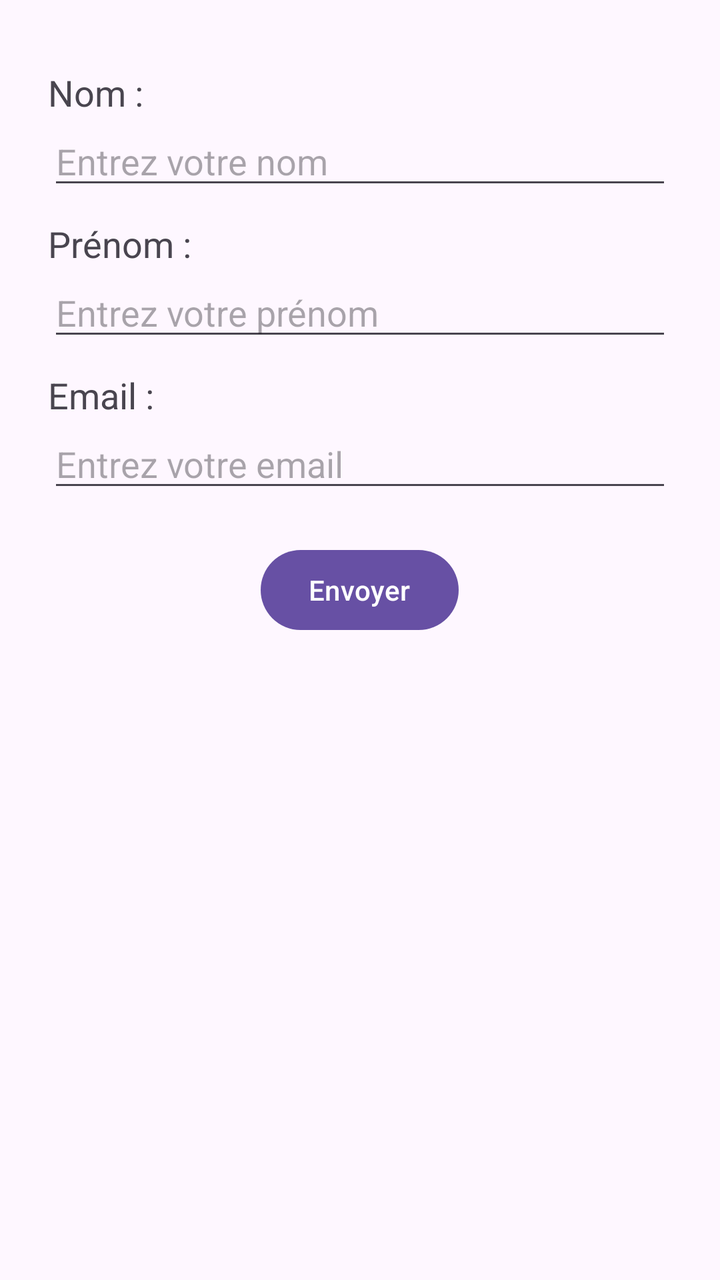
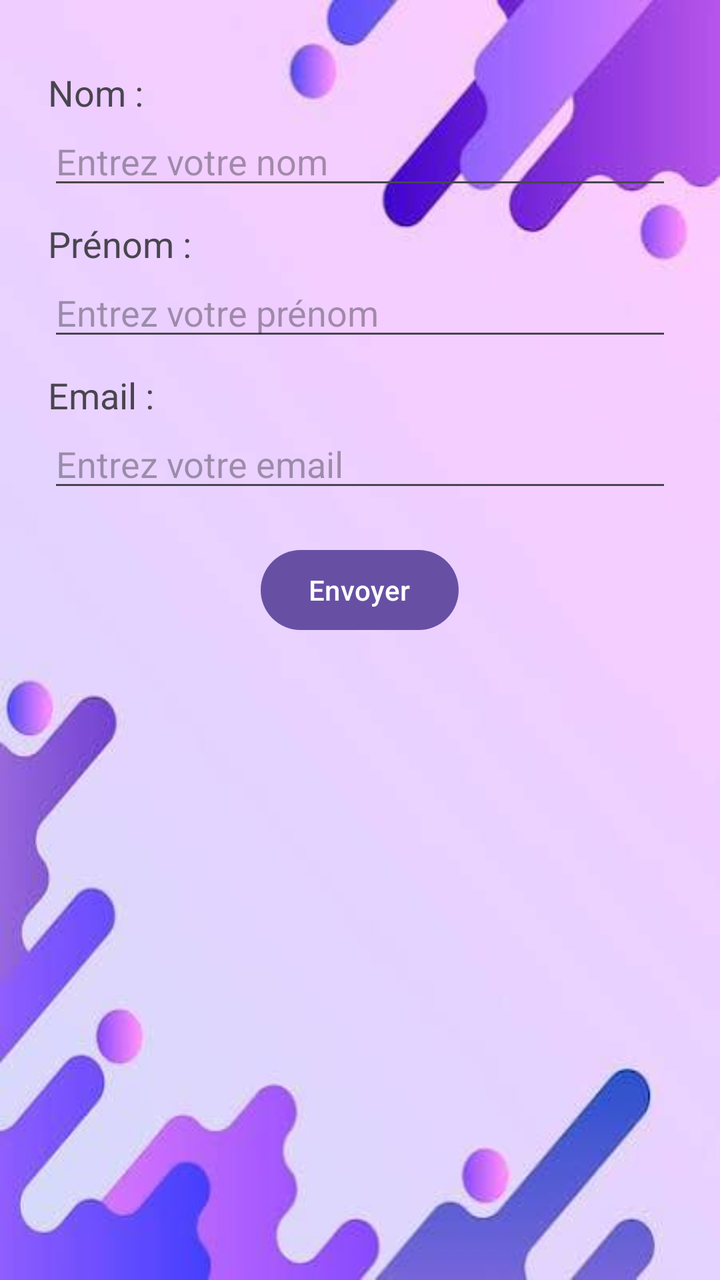

Two renders of the same Android screen: before a commit and after it. Below are the layout's source before the change and the commit's diff.
<!-- AndroidManifest.xml: application theme Theme.Tp4Rihab_Tarchi -->
<!-- res/layout/activity_main.xml -->
<?xml version="1.0" encoding="utf-8"?>
<LinearLayout xmlns:android="http://schemas.android.com/apk/res/android"
    xmlns:app="http://schemas.android.com/apk/res-auto"
    xmlns:tools="http://schemas.android.com/tools"
    android:id="@+id/main"
    android:layout_width="match_parent"
    android:layout_height="match_parent"
    android:padding="24dp"
    android:orientation="vertical"
    android:gravity="center_horizontal"
    tools:context=".MainActivity">

    <TextView
        android:layout_width="match_parent"
        android:layout_height="wrap_content"
        android:text="Nom :"
        android:textSize="18sp"
        android:layout_marginTop="10dp"/>

    <EditText
        android:id="@+id/editNom"
        android:layout_width="match_parent"
        android:layout_height="wrap_content"
        android:hint="Entrez votre nom"
        android:inputType="textPersonName"/>

    <TextView
        android:layout_width="match_parent"
        android:layout_height="wrap_content"
        android:text="Prénom :"
        android:textSize="18sp"
        android:layout_marginTop="10dp"/>

    <EditText
        android:id="@+id/editPrenom"
        android:layout_width="match_parent"
        android:layout_height="wrap_content"
        android:hint="Entrez votre prénom"
        android:inputType="textPersonName"/>

    <TextView
        android:layout_width="match_parent"
        android:layout_height="wrap_content"
        android:text="Email :"
        android:textSize="18sp"
        android:layout_marginTop="10dp"/>

    <EditText
        android:id="@+id/editMail"
        android:layout_width="match_parent"
        android:layout_height="wrap_content"
        android:hint="Entrez votre email"
        android:inputType="textEmailAddress"/>

    <Button
        android:id="@+id/btnEnvoyer"
        android:layout_width="wrap_content"
        android:layout_height="wrap_content"
        android:text="Envoyer"
        android:layout_marginTop="20dp"/>

</LinearLayout>
<!-- resources referenced by this layout -->
<resources>
  <style name="Theme.Tp4Rihab_Tarchi" parent="Base.Theme.Tp4Rihab_Tarchi" />
  <style name="Base.Theme.Tp4Rihab_Tarchi" parent="Theme.Material3.DayNight.NoActionBar">
          
          
      </style>
</resources>

<!-- the commit's change to res/layout/activity_main.xml (unified diff, before → after) -->
@@ -8,6 +8,7 @@
     android:padding="24dp"
     android:orientation="vertical"
     android:gravity="center_horizontal"
+    android:background="@drawable/images"
     tools:context=".MainActivity">
 
     <TextView
<!-- resource entries referenced after the edit -->
@@ -1,5 +1,6 @@
 <!-- resources referenced by this layout -->
 <resources>
+  <!-- drawable images: jpg bitmap (drawable, 12691 bytes) -->
   <style name="Theme.Tp4Rihab_Tarchi" parent="Base.Theme.Tp4Rihab_Tarchi" />
   <style name="Base.Theme.Tp4Rihab_Tarchi" parent="Theme.Material3.DayNight.NoActionBar">
           
